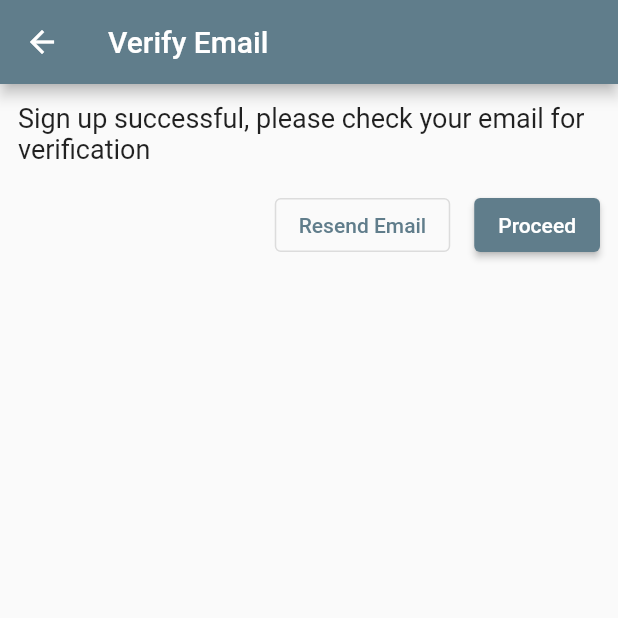
After one commit to khttps/rentall, a Flutter app: the VerifyEmailScreen screen opened directly, after a tap on "Resend Email", on a phone screen of 412 x 824 dp, the top half of it. The commit adds this screen. Run offline on Flutter 3.47's test engine with Material 2 defaults, Android fonts, the phone set to English and light mode, and no system bars; our stand-ins replace bloc, cached_network_image, carousel_slider, cloud_firestore, easy_localization, equatable and 16 more; missing offline and left inert: algolia, flutter_facebook_auth, google_place, phone_number; accounts and stored records are empty; network calls fail.

Commit message:
Added Email Verification

```diff
--- a/lib/injector.dart
+++ b/lib/injector.dart
@@ -37,8 +37,9 @@ Future<void> init() async {
   sl.registerFactory<DetailsBloc>(
     () => DetailsBloc(userRepository: sl(), rentalRepository: sl()),
   );
-  sl.registerFactory<HostBloc>(
-    () => HostBloc(repository: sl()),
+  sl.registerFactory<HostBloc>(() => HostBloc(repository: sl()));
+  sl.registerFactory<VerifyEmailCubit>(
+    () => VerifyEmailCubit(repository: sl()),
   );
 
   //! Repositories
--- a/lib/main.dart
+++ b/lib/main.dart
@@ -8,6 +8,7 @@ import 'package:form_builder_validators/form_builder_validators.dart';
 import 'package:google_maps_flutter/google_maps_flutter.dart';
 import 'package:rentall/screens/update_email/bloc/update_email_bloc.dart';
 import 'package:rentall/screens/update_password/bloc/update_password_bloc.dart';
+import 'package:rentall/screens/verify_email/cubit/verify_email_cubit.dart';
 import 'firebase_options.dart';
 import 'screens/blocs.dart';
 import 'injector.dart' as di;
@@ -60,6 +61,7 @@ class RentallApp extends StatelessWidget {
         BlocProvider<HostBloc>(
             create: (context) => di.sl()..add(const LoadHost())),
         BlocProvider<ListBloc>(create: (context) => di.sl()),
+        BlocProvider<VerifyEmailCubit>(create: (context) => di.sl()),
       ],
       child: MaterialApp(
         title: 'Rentall',
--- a/lib/router.dart
+++ b/lib/router.dart
@@ -45,6 +45,8 @@ MaterialPageRoute<dynamic> onGenerateRoute(RouteSettings settings) {
           return const AutofillScreen();
         case MapScreen.routeName:
           return const MapScreen();
+        case VerifyEmailScreen.routeName:
+          return VerifyEmailScreen(first: settings.arguments as bool);
         default:
           return const SizedBox.shrink();
       }
--- a/lib/screens/blocs.dart
+++ b/lib/screens/blocs.dart
@@ -9,3 +9,4 @@ export 'alerts/bloc/alerts_bloc.dart';
 export 'details/bloc/details_bloc.dart';
 export 'list/bloc/list_bloc.dart';
 export 'host/bloc/host_bloc.dart';
+export 'verify_email/cubit/verify_email_cubit.dart';
--- a/lib/screens/home/bloc/home_event.dart
+++ b/lib/screens/home/bloc/home_event.dart
@@ -4,7 +4,21 @@ abstract class HomeEvent extends Equatable {
   const HomeEvent();
 
   @override
-  List<Object> get props => [];
+  List<Object?> get props => [];
 }
 
-class LoadUser extends HomeEvent {}
+class LoadUser extends HomeEvent {
+  final User? user;
+
+  const LoadUser({required this.user});
+
+  @override
+  List<Object?> get props => [user];
+}
+
+class ReloadUser extends HomeEvent {
+  const ReloadUser();
+
+  @override
+  List<Object?> get props => [];
+}
--- a/lib/screens/home/bloc/home_state.dart
+++ b/lib/screens/home/bloc/home_state.dart
@@ -11,6 +11,10 @@ class HomeInitial extends HomeState {}
 
 class UserWithHost extends HomeState {}
 
+class UserWithHostPhoneUnverified extends HomeState {}
+
+class UserOnlyEmailUnverified extends HomeState {}
+
 class UserOnly extends HomeState {}
 
 class NoUser extends HomeState {}
--- a/lib/screens/host/bloc/host_bloc.dart
+++ b/lib/screens/host/bloc/host_bloc.dart
@@ -34,7 +34,7 @@ class HostBloc extends Bloc<HostEvent, HostState> {
 
   FutureOr<void> _onLoadHost(LoadHost event, emit) async {
     try {
-      final user = await _repository.getUser();
+      final user = await _repository.getUserFromCollection();
       emit(state.copyWith(status: HostStatus.loaded, user: user));
     } on Exception catch (err) {
       emit(state.copyWith(
--- /dev/null
+++ b/lib/screens/verify_email/cubit/verify_email_cubit.dart
@@ -0,0 +1,22 @@
+import 'package:equatable/equatable.dart';
+import 'package:flutter_bloc/flutter_bloc.dart';
+import 'package:rentall/data/repository/user_repository.dart';
+
+part 'verify_email_state.dart';
+
+class VerifyEmailCubit extends Cubit<VerifyEmailState> {
+  final UserRepository _repository;
+  VerifyEmailCubit({required UserRepository repository})
+      : _repository = repository,
+        super(VerifyEmailInitial());
+
+  Future<void> sendVerificationEmail() async {
+    emit(const ResendLoading());
+    try {
+      await _repository.sendVerificationEmail();
+      emit(const ResendSuccess());
+    } on Exception catch (err) {
+      emit(ResendError(message: (err as dynamic).message));
+    }
+  }
+}
--- /dev/null
+++ b/lib/screens/verify_email/cubit/verify_email_state.dart
@@ -0,0 +1,30 @@
+part of 'verify_email_cubit.dart';
+
+abstract class VerifyEmailState extends Equatable {
+  const VerifyEmailState();
+
+  @override
+  List<Object> get props => [];
+}
+
+class VerifyEmailInitial extends VerifyEmailState {}
+
+class ResendLoading extends VerifyEmailState {
+  const ResendLoading();
+  @override
+  List<Object> get props => [];
+}
+
+class ResendSuccess extends VerifyEmailState {
+  const ResendSuccess();
+  @override
+  List<Object> get props => [];
+}
+
+class ResendError extends VerifyEmailState {
+  final String message;
+  const ResendError({required this.message});
+
+  @override
+  List<Object> get props => [message];
+}
--- /dev/null
+++ b/lib/screens/verify_email/verify_email.dart
@@ -0,0 +1 @@
+export 'view/verify_email_screen.dart';
--- /dev/null
+++ b/lib/screens/verify_email/view/verify_email_screen.dart
@@ -0,0 +1,74 @@
+import 'package:flutter/material.dart';
+import 'package:flutter_bloc/flutter_bloc.dart';
+import 'package:rentall/screens/home/home.dart';
+import 'package:rentall/screens/verify_email/cubit/verify_email_cubit.dart';
+
+class VerifyEmailScreen extends StatelessWidget {
+  final bool first;
+  static const routeName = '/verify_email';
+  const VerifyEmailScreen({
+    this.first = true,
+    Key? key,
+  }) : super(key: key);
+
+  @override
+  Widget build(BuildContext context) {
+    return Scaffold(
+      appBar: AppBar(
+        title: const Text('Verify Email'),
+      ),
+      body: BlocBuilder<VerifyEmailCubit, VerifyEmailState>(
+        builder: (context, state) {
+          return Padding(
+            padding: const EdgeInsets.all(12.0),
+            child: Column(
+              children: [
+                Text(
+                  first
+                      ? 'Sign up successful, please check your email for verification'
+                      : 'Please verify your email before posting new rentals',
+                  style: const TextStyle(fontSize: 18.0),
+                ),
+                const SizedBox(height: 16.0),
+                Row(
+                  mainAxisAlignment: MainAxisAlignment.end,
+                  children: [
+                    OutlinedButton(
+                      style: ElevatedButton.styleFrom(
+                        primary: state is ResendLoading ? Colors.grey : null,
+                      ),
+                      child: const Text('Resend Email'),
+                      onPressed: () async {
+                        if (state is! ResendLoading) {
+                          await BlocProvider.of<VerifyEmailCubit>(context)
+                              .sendVerificationEmail();
+                        }
+                      },
+                    ),
+                    const SizedBox(width: 16.0),
+                    ElevatedButton(
+                      child: const Text('Proceed'),
+                      onPressed: () {
+                        Navigator.pushNamedAndRemoveUntil(
+                          context,
+                          HomeScreen.routeName,
+                          (route) => false,
+                        );
+                      },
+                    ),
+                  ],
+                ),
+                if (state is ResendLoading) ...[
+                  const SizedBox(height: 24.0),
+                  const Center(
+                    child: CircularProgressIndicator(strokeWidth: 3.0),
+                  )
+                ]
+              ],
+            ),
+          );
+        },
+      ),
+    );
+  }
+}
```
Also changed, not shown: lib/data/models/user.dart (+6 -1 lines), lib/data/repository/user_repository.dart (+70 -14 lines), lib/screens/auth/view/auth_screen.dart (+11 -1 lines), lib/screens/home/bloc/home_bloc.dart (+14 -2 lines), lib/screens/home/view/home_screen.dart (+10 -3 lines), lib/screens/screens.dart (+4 -3 lines), lib/data/models/rental.g.dart, lib/data/models/user.g.dart.
